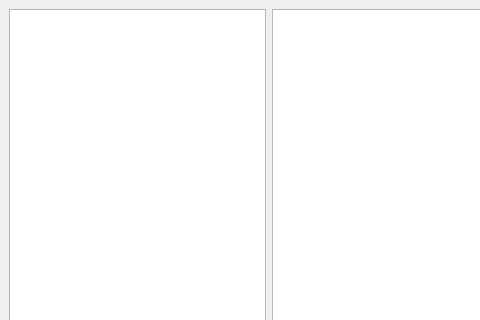
Above: ui/mainwindow.ui from Diego-Ga-Glez/planificador before the change; both pictures show x 0 to 480 and y 0 to 320 of the 800 by 600 pixel window. Below: the same form after it.
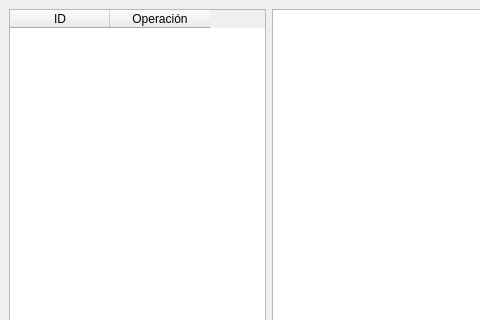
That is the form after the change.

```diff
--- a/ui/mainwindow.ui
+++ b/ui/mainwindow.ui
@@ -15,8 +15,12 @@
   </property>
   <widget class="QWidget" name="centralwidget">
    <layout class="QGridLayout" name="gridLayout">
-    <item row="0" column="0">
-     <widget class="QListView" name="pendientes_listView"/>
+    <item row="1" column="1">
+     <widget class="QPushButton" name="procesos_pushButton">
+      <property name="text">
+       <string>Iniciar Procesos</string>
+      </property>
+     </widget>
     </item>
     <item row="0" column="1">
      <widget class="QListView" name="procesados_listView"/>
@@ -24,11 +28,18 @@
     <item row="0" column="2">
      <widget class="QListView" name="terminados_listView"/>
     </item>
-    <item row="1" column="1">
-     <widget class="QPushButton" name="procesos_pushButton">
+    <item row="0" column="0">
+     <widget class="QTableWidget" name="pendientes_tableWidget">
+      <column>
       <property name="text">
-       <string>Iniciar Procesos</string>
-      </property>
+        <string>ID</string>
+       </property>
+      </column>
+      <column>
+       <property name="text">
+        <string>Operación</string>
+       </property>
+      </column>
      </widget>
     </item>
    </layout>
```
Lines whose indentation alone changed are shown as unchanged.
